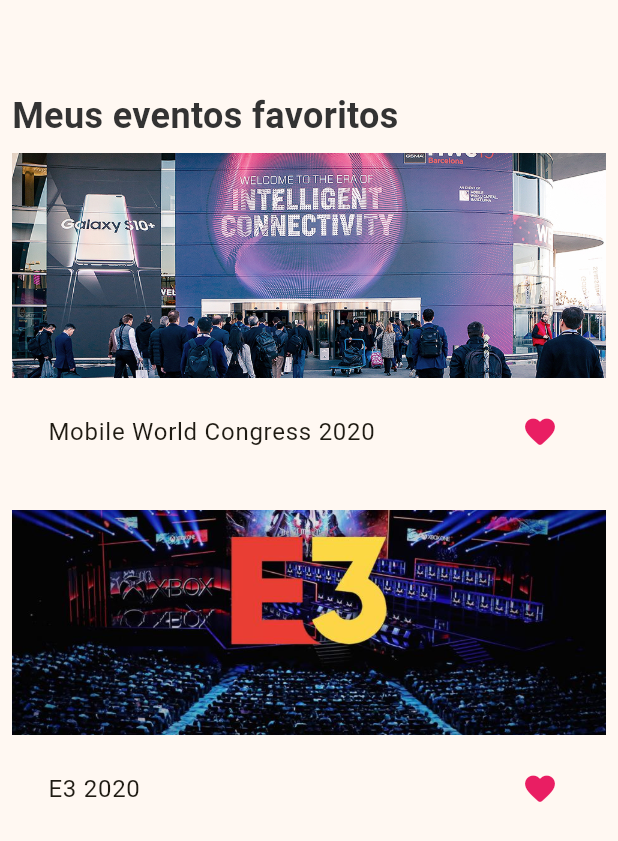
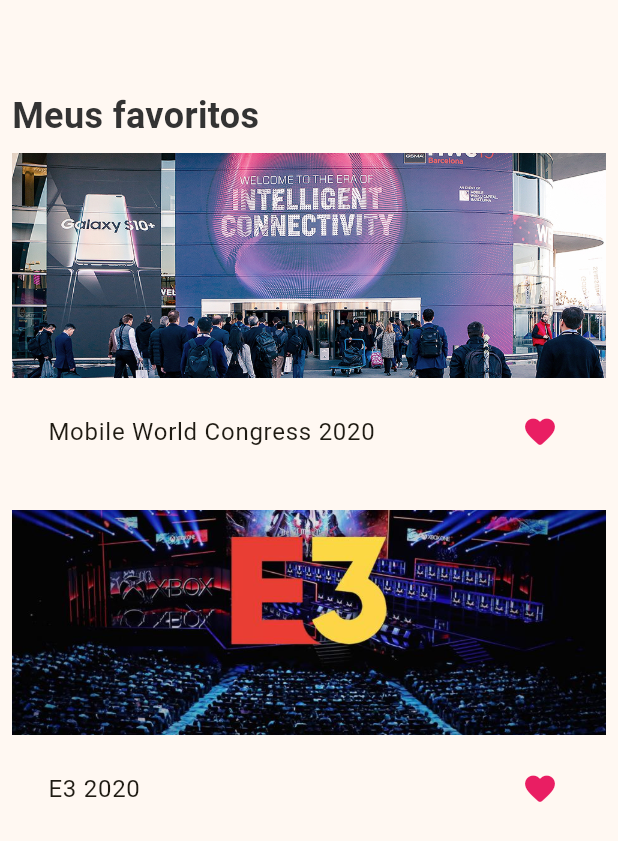
Before and after one commit to AntonioGSC/map_for_events, a Flutter app: the FavoriteEventsWidget screen opened by its route, on a phone screen of 412 x 824 dp. Shown: the top 841 px of the screen. Run offline on Flutter 3.47's test engine with Material 2 defaults, Android fonts, the phone set to English and light mode, and no system bars; our stand-ins replace carousel_slider, cloud_firestore, firebase_auth, firebase_core, firebase_storage, flutter_screenutil and 3 more; missing offline and left inert: dart:ffi; accounts and stored records are empty.

Commit message:
feat(myFavorite): adequação do nome

```diff
--- a/lib/screens/favorite.dart
+++ b/lib/screens/favorite.dart
@@ -25,7 +25,7 @@
                 Container(
                     margin: marginTop,
                     child: const Text(
-                      'Meus eventos favoritos',
+                      'Meus favoritos',
                       style: textStyle24,
                     ))
               ],
```
